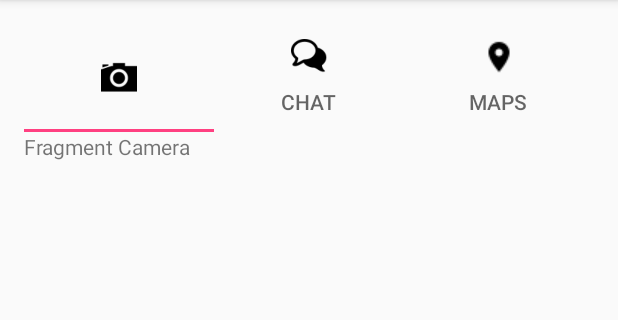
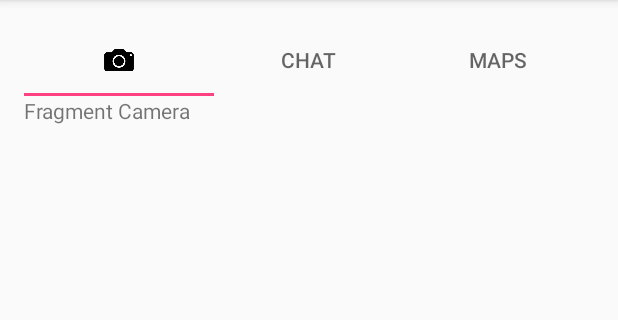
Before and after one commit to brunojamelli/alonechat, an Android app: the screen it shows after launch (MainActivity), on a phone screen of 412 x 824 dp, the part 84-404 px from its top. Run offline under Robolectric (Android 15) with nearby library versions, the phone set to English and light mode, and no system bars.

Commit message:
alterações em detalhes do tabmenu

```diff
--- a/app/src/main/java/com/softwares/jamelli/alone_chat/MainActivity.java
+++ b/app/src/main/java/com/softwares/jamelli/alone_chat/MainActivity.java
@@ -18,12 +18,12 @@ public class MainActivity extends AppCompatActivity {
         ViewPager vp = findViewById(R.id.pager);
         PagerAdapter pa = new ChatAdapter(getSupportFragmentManager());
         vp.setAdapter(pa);
-        tabLayout = (TabLayout) findViewById(R.id.tab);
+        tabLayout = findViewById(R.id.tab);
         tabLayout.setupWithViewPager(vp);
 
-        tabLayout.getTabAt(0).setIcon(R.drawable.camera);
-        tabLayout.getTabAt(1).setIcon(R.drawable.chat);
-        tabLayout.getTabAt(2).setIcon(R.drawable.maps);
+        tabLayout.getTabAt(0).setIcon(R.drawable.camera2);
+     //   tabLayout.getTabAt(1).setIcon(R.drawable.chat);
+     //   tabLayout.getTabAt(2).setIcon(R.drawable.maps);
         vp.addOnPageChangeListener(new ViewPager.OnPageChangeListener() {
             @Override
             public void onPageScrolled(int position, float positionOffset, int positionOffsetPixels) {
```
Also changed, not shown: app/src/main/res/drawable/camera2.png (added).
